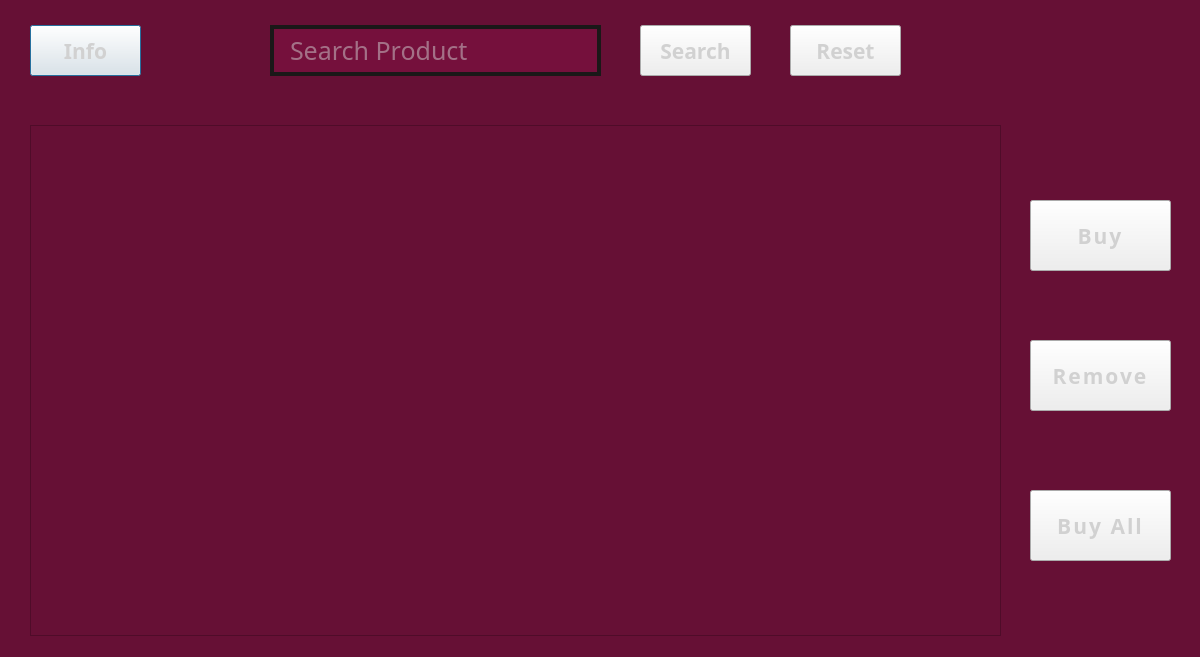
vince-exe/SweetsStore, file SweetsStore/view_cart_dialog.ui: the form before one commit.
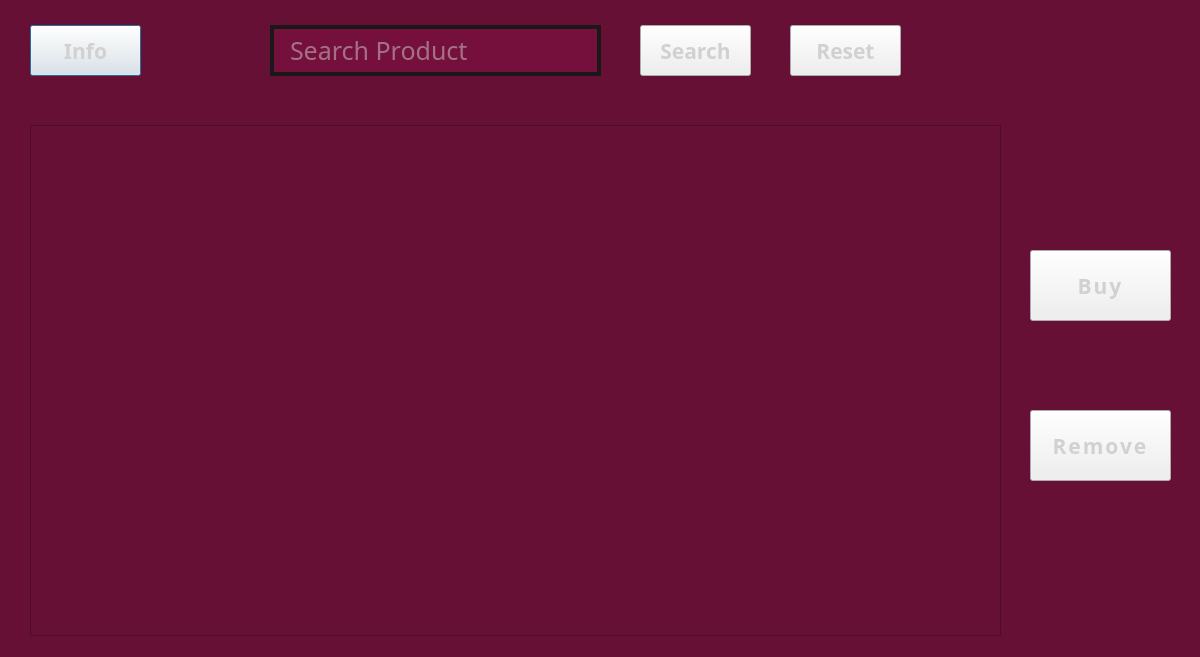
The form after the commit.

The edit to the form file:
```diff
--- a/SweetsStore/view_cart_dialog.ui
+++ b/SweetsStore/view_cart_dialog.ui
@@ -193,7 +193,7 @@
    <property name="geometry">
     <rect>
      <x>1030</x>
-     <y>340</y>
+     <y>410</y>
      <width>141</width>
      <height>71</height>
     </rect>
@@ -288,7 +288,7 @@
    <property name="geometry">
     <rect>
      <x>1030</x>
-     <y>200</y>
+     <y>250</y>
      <width>141</width>
      <height>71</height>
     </rect>
@@ -316,38 +316,6 @@
     <string>Buy</string>
    </property>
   </widget>
-  <widget class="QPushButton" name="buyAllBtn">
-   <property name="geometry">
-    <rect>
-     <x>1030</x>
-     <y>490</y>
-     <width>141</width>
-     <height>71</height>
-    </rect>
-   </property>
-   <property name="font">
-    <font>
-     <family>HP Simplified Jpan</family>
-     <pointsize>16</pointsize>
-     <bold>true</bold>
-    </font>
-   </property>
-   <property name="styleSheet">
-    <string notr="true">QPushButton {
-background: '#75103c';
-color: rgb(209, 209, 209);
-border: 4px solid '#1a1818';
-letter-spacing: 2px;
-}
-
-QPushButton::hover {
-background-color: rgb(84, 13, 43);
-}</string>
-   </property>
-   <property name="text">
-    <string>Buy All</string>
-   </property>
-  </widget>
  </widget>
  <resources/>
  <connections/>
```
